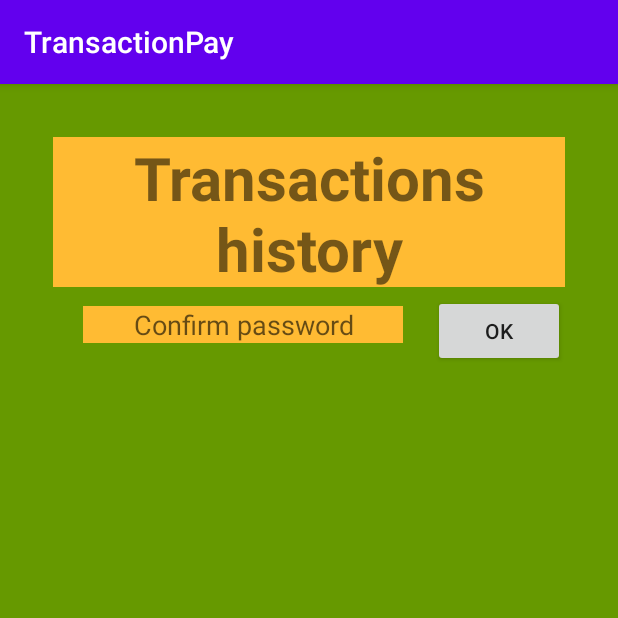
After one commit to ricopomps/TransactionPay, an Android app: the HistoryActivity screen opened directly, with no data from a screen before it, on a phone screen of 412 x 824 dp, the top half of it. The commit adds this screen. Run offline under Robolectric (Android 15) with nearby library versions, the light colour scheme and no system bars.

Commit message:
All basic functionalities done

```diff
--- a/TransactionPay/app/src/main/AndroidManifest.xml
+++ b/TransactionPay/app/src/main/AndroidManifest.xml
@@ -11,7 +11,8 @@
         android:roundIcon="@mipmap/ic_launcher_round"
         android:supportsRtl="true"
         android:theme="@style/AppTheme">
-        <activity android:name=".SignInActivity"></activity>
+        <activity android:name=".HistoryActivity"/>
+        <activity android:name=".SignInActivity" />
         <activity android:name=".TransactionsActivity" />
         <activity android:name=".MainActivity" />
         <activity android:name=".LoginActivity">
--- /dev/null
+++ b/TransactionPay/app/src/main/java/com/example/transactionpay/HistoryActivity.java
@@ -0,0 +1,73 @@
+package com.example.transactionpay;
+
+import androidx.appcompat.app.AppCompatActivity;
+import androidx.recyclerview.widget.LinearLayoutManager;
+import androidx.recyclerview.widget.RecyclerView;
+
+import android.os.Bundle;
+import android.view.View;
+import android.widget.Button;
+import android.widget.EditText;
+import com.example.transactionpay.R;
+import android.widget.LinearLayout;
+import android.widget.TextView;
+
+import com.example.transactionpay.model.Receipt;
+import com.example.transactionpay.service.HistoryAdapter;
+import com.example.transactionpay.service.RetrofitConfig;
+
+import java.util.ArrayList;
+import java.util.List;
+
+import retrofit2.Call;
+import retrofit2.Callback;
+import retrofit2.Response;
+
+public class HistoryActivity extends AppCompatActivity {
+
+    private HistoryAdapter aHistoryAdapter;
+    private RecyclerView mHistoryRecyclerView;
+    private List<Receipt> list = new ArrayList<>();
+    private Button confirm;
+    private EditText editText;
+
+    @Override
+    protected void onCreate(Bundle savedInstanceState) {
+        super.onCreate(savedInstanceState);
+        setContentView(R.layout.activity_history);
+        confirm = (Button) findViewById(R.id.ok);
+        editText = findViewById(R.id.historyPws);
+        aHistoryAdapter = new HistoryAdapter(this, list);
+        mHistoryRecyclerView = findViewById(R.id.historyRecyclerView);
+        mHistoryRecyclerView.setAdapter(aHistoryAdapter);
+        mHistoryRecyclerView.setLayoutManager(new LinearLayoutManager(this, LinearLayoutManager.VERTICAL, false));
+
+
+
+
+
+
+    }
+    public void onClick(View view){
+
+
+        Call<List<Receipt>> call = new RetrofitConfig().getBankService().getHistory(MainActivity.sharedPreferences.getString("userCpf",""),editText.getText().toString());
+        call.enqueue(new Callback<List<Receipt>>() {
+            @Override
+            public void onResponse(Call<List<Receipt>> call, Response<List<Receipt>> response) {
+                editText.setVisibility(View.INVISIBLE);
+                confirm.setVisibility(View.INVISIBLE);
+
+
+                aHistoryAdapter.list = response.body();
+                mHistoryRecyclerView.getAdapter().notifyItemChanged(response.body().size());
+                mHistoryRecyclerView.getAdapter().notifyDataSetChanged();
+            }
+
+            @Override
+            public void onFailure(Call<List<Receipt>> call, Throwable t) {
+
+            }
+        });
+    }
+}
--- /dev/null
+++ b/TransactionPay/app/src/main/java/com/example/transactionpay/service/HistoryAdapter.java
@@ -0,0 +1,94 @@
+package com.example.transactionpay.service;
+
+import android.content.Context;
+import android.view.LayoutInflater;
+import android.view.View;
+import android.view.ViewGroup;
+import android.widget.TextView;
+
+import androidx.annotation.NonNull;
+import androidx.constraintlayout.widget.ConstraintLayout;
+import androidx.recyclerview.widget.RecyclerView;
+
+import com.example.transactionpay.R;
+import com.example.transactionpay.model.Receipt;
+
+import java.text.DateFormat;
+import java.text.SimpleDateFormat;
+import java.util.List;
+
+public class HistoryAdapter extends RecyclerView.Adapter<HistoryAdapter.HistoryHolder> {
+    private final LayoutInflater layoutInflater;
+    private Context context;
+    public List<Receipt> list;
+
+    public HistoryAdapter(Context context, List<Receipt> list) {
+        this.context = context;
+        this.list = list;
+        this.context = context;
+        this.layoutInflater = LayoutInflater.from(context);
+    }
+
+    @NonNull
+    @Override
+    public HistoryHolder onCreateViewHolder(@NonNull ViewGroup parent, int viewType) {
+        View view = layoutInflater.inflate(R.layout.history_layout, parent, false);
+        return new HistoryHolder(view);
+    }
+
+    @Override
+    public void onBindViewHolder(@NonNull HistoryHolder holder, int position) {
+        String pattern = "dd/MM/yyyy HH:mm:ss";
+        DateFormat df = new SimpleDateFormat(pattern);
+        Receipt receipt = list.get(position);
+        holder.transactionType.setText("unknow");
+        //Random numbers, must check the right ones
+        if (receipt.getSource_transaction() == 0) {
+            holder.transactionType.setText("Transferencia");
+        }
+
+        if (receipt.getSource_transaction() == 1) {
+            holder.transactionType.setText("Deposito");
+        }
+
+        if (receipt.getSource_transaction() == 2) {
+            holder.transactionType.setText("Boleto");
+        }
+        holder.sourceAccount.setText("Source account: "+receipt.getBank_account().get(0));
+        holder.targetAccount.setText("Target account: "+receipt.getBank_account().get(1));
+        holder.amount.setText("Amount: R$"+String.valueOf(receipt.getAmount()));
+        holder.date.setText("Date: "+df.format(receipt.getCreatedAt()));
+
+
+    }
+
+    @Override
+    public int getItemCount() {
+        return list.size();
+    }
+
+    class HistoryHolder extends RecyclerView.ViewHolder implements View.OnClickListener {
+
+        private TextView transactionType;
+        private TextView sourceAccount;
+        private TextView targetAccount;
+        private TextView amount;
+        private TextView date;
+        private ConstraintLayout layout;
+
+        public HistoryHolder(@NonNull View itemView) {
+            super(itemView);
+            layout = itemView.findViewById(R.id.history);
+            transactionType = itemView.findViewById(R.id.transactionType);
+            sourceAccount = itemView.findViewById(R.id.sourceAccount);
+            targetAccount = itemView.findViewById(R.id.targetAccount);
+            amount = itemView.findViewById(R.id.amount);
+            date = itemView.findViewById(R.id.date);
+        }
+
+        @Override
+        public void onClick(View view) {
+
+        }
+    }
+}
--- /dev/null
+++ b/TransactionPay/app/src/main/res/layout/activity_history.xml
@@ -0,0 +1,72 @@
+<?xml version="1.0" encoding="utf-8"?>
+<androidx.constraintlayout.widget.ConstraintLayout xmlns:android="http://schemas.android.com/apk/res/android"
+    xmlns:app="http://schemas.android.com/apk/res-auto"
+    xmlns:tools="http://schemas.android.com/tools"
+    android:layout_width="match_parent"
+    android:layout_height="match_parent"
+    android:background="@android:color/holo_green_dark"
+    android:padding="35dp"
+    tools:context=".HistoryActivity">
+
+
+    <EditText
+        android:id="@+id/historyPws"
+        android:layout_width="wrap_content"
+        android:layout_height="wrap_content"
+        android:background="@android:color/holo_orange_light"
+        android:ems="10"
+        android:gravity="center"
+        android:hint="Confirm password"
+        android:inputType="textPersonName"
+        app:layout_constraintBottom_toTopOf="@+id/historyRecyclerView"
+        app:layout_constraintEnd_toEndOf="parent"
+        app:layout_constraintEnd_toStartOf="@+id/ok"
+        app:layout_constraintStart_toStartOf="parent"
+        app:layout_constraintTop_toBottomOf="@+id/linearLayout2"></EditText>
+
+    <androidx.recyclerview.widget.RecyclerView
+        android:id="@+id/historyRecyclerView"
+        android:layout_width="0dp"
+        android:layout_height="0dp"
+        android:layout_marginTop="50dp"
+        android:foregroundGravity="center"
+        app:layout_constraintBottom_toBottomOf="parent"
+        app:layout_constraintEnd_toEndOf="parent"
+        app:layout_constraintHorizontal_bias="0.0"
+        app:layout_constraintStart_toStartOf="parent"
+        app:layout_constraintTop_toBottomOf="@+id/linearLayout2" />
+
+    <LinearLayout
+        android:id="@+id/linearLayout2"
+        android:layout_width="0dp"
+        android:layout_height="100dp"
+        android:background="@android:color/holo_orange_light"
+        android:orientation="vertical"
+        app:layout_constraintEnd_toEndOf="parent"
+        app:layout_constraintStart_toStartOf="parent"
+        app:layout_constraintTop_toTopOf="parent">
+
+        <TextView
+            android:id="@+id/history"
+            android:layout_width="match_parent"
+            android:layout_height="match_parent"
+            android:gravity="center_vertical|center"
+            android:text="Transactions history"
+            android:textSize="40dp"
+            android:textStyle="bold" />
+    </LinearLayout>
+
+
+    <Button
+        android:id="@+id/ok"
+        android:layout_width="0dp"
+        android:layout_height="wrap_content"
+        android:layout_marginStart="5dp"
+        android:layout_marginTop="5dp"
+        android:onClick="onClick"
+        android:text="OK"
+        app:layout_constraintEnd_toEndOf="parent"
+        app:layout_constraintStart_toEndOf="@+id/pws"
+        app:layout_constraintTop_toBottomOf="@+id/linearLayout2" />
+
+</androidx.constraintlayout.widget.ConstraintLayout>
--- a/TransactionPay/app/src/main/res/layout/activity_main.xml
+++ b/TransactionPay/app/src/main/res/layout/activity_main.xml
@@ -79,7 +79,7 @@
     </LinearLayout>
 
     <androidx.recyclerview.widget.RecyclerView
-        android:id="@+id/recyclerView"
+        android:id="@+id/mainActivityRecyclerView"
         android:layout_width="wrap_content"
         android:layout_height="wrap_content"
         android:foregroundGravity="center"
--- a/TransactionPay/app/src/main/res/layout/activity_transactions.xml
+++ b/TransactionPay/app/src/main/res/layout/activity_transactions.xml
@@ -78,7 +78,7 @@
             android:id="@+id/secondTextView"
             android:layout_width="match_parent"
             android:layout_height="wrap_content"
-            android:text="Ammount"
+            android:text="Amount"
             android:gravity="center"
             >
         </TextView>
```
Also changed, not shown: TransactionPay/app/src/main/java/com/example/transactionpay/MainActivity.java (+8 -3 lines), TransactionPay/app/src/main/java/com/example/transactionpay/TransactionsActivity.java (+45 -22 lines), TransactionPay/app/src/main/java/com/example/transactionpay/model/Receipt.java (added, +67 -0 lines), TransactionPay/app/src/main/java/com/example/transactionpay/model/Status.java (added, +20 -0 lines), TransactionPay/app/src/main/java/com/example/transactionpay/service/BankService.java (+7 -3 lines), TransactionPay/app/src/main/res/layout/history_layout.xml (added, +62 -0 lines).
